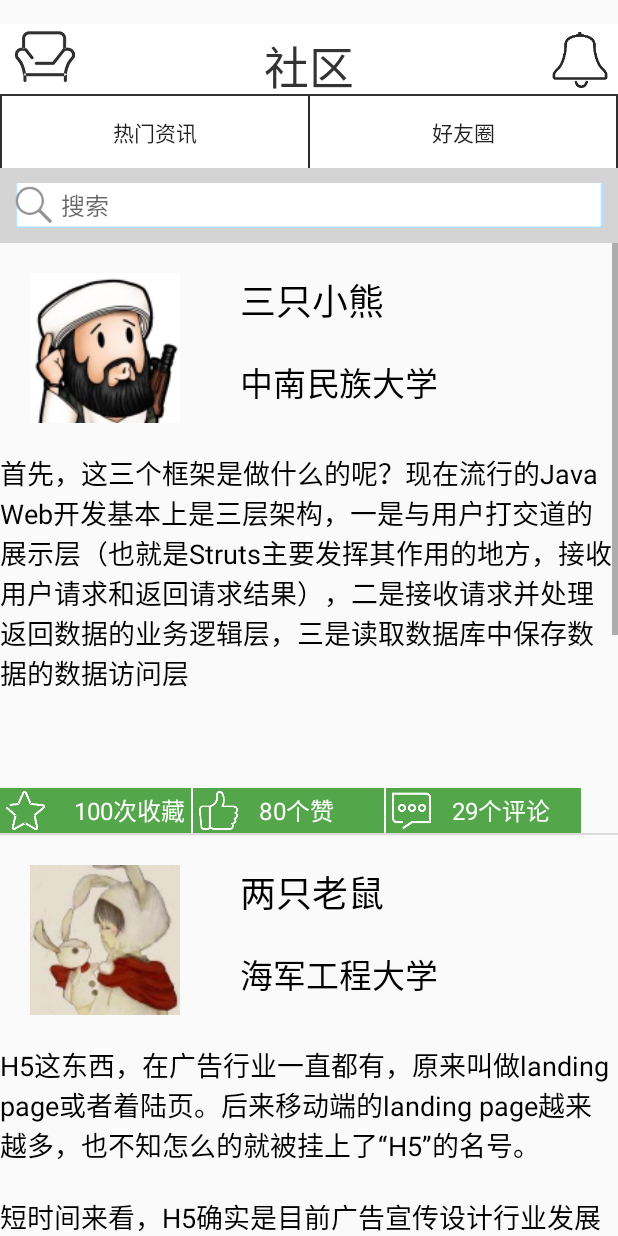
After one commit to yukeeflower/TeamWorld, an Android app: the ShequActivity screen opened directly, with no data from a screen before it, on a phone screen of 412 x 824 dp. The commit adds this screen. Run offline under Robolectric (Android 15) with nearby library versions, the phone set to English and light mode, and no system bars; network calls fail.

Commit message:
新增了社区界面和 更多的社区界面跳转功能，1

```diff
--- a/app/build.gradle
+++ b/app/build.gradle
@@ -27,4 +27,6 @@ dependencies {
     compile 'com.android.support:appcompat-v7:25.2.0'
     compile 'com.android.support:design:25.2.0'
     testCompile 'junit:junit:4.12'
+    compile 'com.mcxiaoke.volley:library:1.0.19'
+    compile 'com.google.code.gson:gson:2.6.2'
 }
--- a/app/src/main/java/com/example/piaoxuehua/teamworldapplication/HomeActivity.java
+++ b/app/src/main/java/com/example/piaoxuehua/teamworldapplication/HomeActivity.java
@@ -60,7 +60,9 @@ public class HomeActivity extends AppCompatActivity implements View.OnClickListe
 
                         @Override
                         public void onClick(View v) {
-                            Toast.makeText(HomeActivity.this, "论坛被点击啦", Toast.LENGTH_LONG).show();
+                            Intent intent =new Intent(HomeActivity.this,ShequActivity.class);
+                            startActivity(intent);
+                            pDialog.hide();
                         }
                     });
                     pDialog.setBiBtnClickListener(new View.OnClickListener() {
--- a/app/src/main/java/com/example/piaoxuehua/teamworldapplication/IndexActivity.java
+++ b/app/src/main/java/com/example/piaoxuehua/teamworldapplication/IndexActivity.java
@@ -12,7 +12,7 @@ public class IndexActivity extends AppCompatActivity {
         super.onCreate(savedInstanceState);
         setContentView(R.layout.activity_index);
         Handler x = new Handler();
-        x.postDelayed(new splashhandler(), 2000);
+        x.postDelayed(new splashhandler(), 5000);
     }
     class splashhandler implements Runnable{
         public void run() {
--- a/app/src/main/java/com/example/piaoxuehua/teamworldapplication/MyActivity.java
+++ b/app/src/main/java/com/example/piaoxuehua/teamworldapplication/MyActivity.java
@@ -20,9 +20,9 @@ public class MyActivity extends AppCompatActivity {
         setbutton.setOnClickListener(new View.OnClickListener() {
             @Override
             public void onClick(View v) {
-//                Intent intent=new Intent(MyActivity.this,My_shezhiActivity.class);
-//                startActivity(intent);
-                finish();
+                Intent intent=new Intent(MyActivity.this,My_shezhiActivity.class);
+                startActivity(intent);
+//                finish();
             }
         });
 
--- /dev/null
+++ b/app/src/main/java/com/example/piaoxuehua/teamworldapplication/ShequActivity.java
@@ -0,0 +1,87 @@
+package com.example.piaoxuehua.teamworldapplication;
+
+import android.support.v7.app.AppCompatActivity;
+import android.os.Bundle;
+import android.widget.ListView;
+import android.widget.SimpleAdapter;
+
+import java.util.ArrayList;
+import java.util.HashMap;
+import java.util.List;
+import java.util.Map;
+
+public class ShequActivity extends AppCompatActivity {
+    ListView listView;
+    int[] userimages = new int[]{
+            R.drawable.home_cell_logo_user1, R.drawable.home_cell_logo_user2, R.drawable.home_cell_logo_user3,
+            R.drawable.home_cell_logo_user4
+    };
+    String[] usernames = new String[]{
+            "三只小熊", "两只老鼠", "你好，笨笨",
+            "下个路口相遇"
+    };
+    String[] schoolnames = new String[]{
+            "中南民族大学", "海军工程大学", "武汉大学", "中国地质大学"
+    };
+    String[] contents = new String[]{
+                    "首先，这三个框架是做什么的呢？现在流行的Java Web开发基本上是三层架构，一是与用户打交道的展示层（也就是Struts主要发挥其作用的地方，接收用户请求和返回请求结果），二是接收请求并处理返回数据的业务逻辑层，三是读取数据库中保存数据的数据访问层\n" +
+                    "\n",
+
+                    "H5这东西，在广告行业一直都有，原来叫做landing page或者着陆页。后来移动端的landing page越来越多，也不知怎么的就被挂上了“H5”的名号。\n" +
+                    "\n" +
+                    "短时间来看，H5确实是目前广告宣传设计行业发展迅速的一块。广告行业向来是追着目标人群走的，当广告主的目标人群高度依赖手机，借着移动社交媒体在手机上推广各种设计精良、交互新颖的H5广告，也在正常不过了。\n" +
+                    "\n" ,
+
+
+                    "我来推荐一款协作工具，因为自己带过创业团队，后来也在创业公司实习过，用过很多工具。所以对协作工具比较熟悉，总的来说，我直接推荐Teambition。\n" +
+                    "\n" +
+                    "Teambition是朋友介绍给我的，我感觉Teambition很适合一个程序员出身的创业者后者产品经理，至于适合不适合其他的行业的，大家可以自行尝试以下。Teambition的设计界面简洁，满足了我的审美需求。\n" +
+                    "\n" ,
+
+            "As far as I'm concerned, 阅读好项目源代码，有几个前提条件要做好：\n" +
+                    "\n" +
+                    "1）. 知道该项目的用途，是干什么的\n" +
+                    "\n" +
+                    "2）. 了解该项目的架构，包含什么模块，各模块是干什么的\n" +
+                    "\n" +
+                    "3）. 英文水平最低限度：阅读无障碍（因为在阅读源码的时候，你需要看英文注释来辅助理解）\n" +
+                    "\n" +
+                    "如果以上三个条件做好了，阅读源码事半功倍。\n"
+
+
+    };
+    String[] shoucangs = new String[]{
+            "100", "220", "203", "214"
+    }; String[] zans = new String[]{
+            "80", "222", "143", "40"
+    }; String[] pingluns = new String[]{
+            "29", "82", "20", "55"
+    };
+    @Override
+    protected void onCreate(Bundle savedInstanceState) {
+        super.onCreate(savedInstanceState);
+        setContentView(R.layout.activity_shequ);
+        List<Map<String, Object>> list = new ArrayList<>();
+        for (int i = 0;i<userimages.length;i++) {
+            Map<String, Object> map = new HashMap<>();
+            map.put("userimage", userimages[i]);
+            map.put("username",usernames[i]);
+            map.put("schoolname", schoolnames[i]);
+            map.put("content",contents [i]);
+            map.put("shoucang", shoucangs[i]);
+            map.put("zan", zans[i]);
+            map.put("pinglun",pingluns[i]);
+            list.add(map);
+        }
+//        mTextView = (TextView) view.findViewById(R.id.txt_content);
+        //mTextView = (TextView)getActivity().findViewById(R.id.txt_content);
+//        mTextView.setText(context);
+        listView = (ListView)findViewById(R.id.shequ_listview);
+        SimpleAdapter simpleAdapter = new SimpleAdapter(this, list, R.layout.layout_shequ_cell, new String[]{"userimage", "username",
+                "schoolname", "content", "shoucang","zan","pinglun"},
+                new int[]{R.id.shequ_userimage, R.id.shequ_username, R.id.shequ_schoolname, R.id.shequ_project_content,
+                        R.id.shoucang_num,R.id.zan_num,R.id.pinglun_num});
+        simpleAdapter.notifyDataSetChanged();
+        listView.setAdapter(simpleAdapter);
+    }
+}
--- a/app/src/main/res/layout/activity_my.xml
+++ b/app/src/main/res/layout/activity_my.xml
@@ -20,7 +20,7 @@
         <TextView
             android:layout_width="match_parent"
             android:layout_height="match_parent"
-            android:text="我的"
+            android:text="我的信息"
             android:gravity="center"
             android:textSize="30dp"
             android:textColor="#3f3f3f"
--- /dev/null
+++ b/app/src/main/res/layout/activity_shequ.xml
@@ -0,0 +1,142 @@
+<?xml version="1.0" encoding="utf-8"?>
+<RelativeLayout xmlns:android="http://schemas.android.com/apk/res/android"
+    xmlns:tools="http://schemas.android.com/tools"
+    android:id="@+id/activity_shequ"
+    android:layout_width="match_parent"
+    android:layout_height="match_parent"
+    android:paddingTop="@dimen/activity_vertical_margin"
+    tools:context="com.example.piaoxuehua.teamworldapplication.ShequActivity">
+
+    <RelativeLayout
+              android:layout_width="match_parent"
+              android:layout_height="48dp"
+              android:id="@+id/tab_title"
+              android:background="#fff"
+              android:orientation="horizontal">
+
+              <TextView
+                  android:id="@+id/txt_top"
+                  android:layout_width="match_parent"
+                  android:layout_height="wrap_content"
+                  android:gravity="center"
+                  android:layout_marginTop="5dp"
+                  android:textSize="30dp"
+                  android:textColor="@color/text_gray"
+                  android:text= "社区" />
+              <ImageView
+                  android:id="@+id/shequ_home_button"
+                  android:layout_width="40dp"
+                  android:layout_height="wrap_content"
+                  android:layout_marginLeft="10dp"
+                  android:src="@drawable/tab_menu_home"
+                  />
+              <ImageView
+                  android:id="@+id/shequ_message_button"
+                  android:layout_width="40dp"
+                  android:layout_height="wrap_content"
+                  android:layout_alignParentRight="true"
+                  android:src="@drawable/home_icon_message"
+                  android:layout_marginRight="10dp"
+                  android:layout_margin="5dp"
+
+                  />
+              <View
+                  android:layout_width="match_parent"
+                  android:layout_height="2px"
+                  android:background="@color/text_gray"
+                  android:layout_alignParentBottom="true"/>
+          </RelativeLayout>
+
+
+          <LinearLayout
+              android:id="@+id/body_button"
+              android:layout_width="match_parent"
+              android:layout_height="wrap_content"
+              android:layout_below="@+id/tab_title"
+              android:background="@color/text_gray">
+              <ImageView
+                  android:layout_width="1dp"
+                  android:layout_height="match_parent" />
+              <Button
+                  android:layout_width="0dp"
+                  android:layout_height="match_parent"
+                  android:layout_weight="1"
+                  android:gravity="center"
+                  android:text="热门资讯"
+                  android:background="#fff"
+                  />
+              <ImageView
+                  android:layout_width="1dp"
+                  android:layout_height="match_parent" />
+              <Button
+                  android:layout_width="0dp"
+                  android:layout_height="match_parent"
+                  android:layout_weight="1"
+                  android:gravity="center"
+                  android:text="好友圈"
+                  android:background="#fff"/>
+              <ImageView
+                  android:layout_width="1dp"
+                  android:layout_height="match_parent" />
+
+          </LinearLayout>
+          <ImageView
+              android:layout_width="match_parent"
+              android:layout_height="1dp"
+              android:layout_below="@+id/body_button"
+              android:background="@color/text_gray"
+              />
+
+
+          <LinearLayout
+              android:id="@+id/label_search"
+              android:background="#D4D4D4"
+              android:layout_width="match_parent"
+              android:layout_height="wrap_content"
+              android:orientation="horizontal"
+              android:layout_below="@+id/body_button"
+              >
+
+              <FrameLayout
+
+                  android:layout_weight="1"
+                  android:layout_width="0dp"
+                  android:layout_height="wrap_content">
+
+                  <EditText
+                      android:id="@+id/search_et_input"
+                      android:layout_gravity="center_vertical"
+                      android:layout_margin="10dp"
+                      android:drawableLeft="@drawable/direct_search"
+                      android:drawablePadding="5dp"
+                      android:layout_width="match_parent"
+                      android:layout_height="30dp"
+                      android:background="@drawable/direct_search_shape"
+                      android:textSize="16sp"
+                      android:imeOptions="actionSearch"
+                      android:inputType="text"
+                      android:hint="搜索"
+                      />
+                  <ImageView
+                      android:visibility="gone"
+                      android:layout_marginRight="20dp"
+                      android:src="@drawable/direct_search_clear_normal"
+                      android:id="@+id/search_iv_delete"
+                      android:layout_gravity="right|center_vertical"
+                      android:layout_width="wrap_content"
+                      android:layout_height="wrap_content"/>
+              </FrameLayout>
+          </LinearLayout>
+
+
+          <ListView
+              android:id="@+id/shequ_listview"
+              android:layout_width="match_parent"
+              android:layout_height="wrap_content"
+              android:layout_below="@+id/label_search"
+              >
+
+          </ListView>
+
+
+</RelativeLayout>
--- a/app/src/main/res/layout/fifth_fragment.xml
+++ b/app/src/main/res/layout/fifth_fragment.xml
@@ -19,7 +19,7 @@
             android:layout_marginTop="5dp"
             android:textSize="30dp"
             android:textColor="@color/text_gray"
-            android:text= "我的社区" />
+            android:text= "我的收藏" />
         <ImageView
             android:id="@+id/xuanshang_home_button"
             android:layout_width="40dp"
--- /dev/null
+++ b/app/src/main/res/layout/layout_shequ_cell.xml
@@ -0,0 +1,150 @@
+<?xml version="1.0" encoding="utf-8"?>
+<RelativeLayout xmlns:android="http://schemas.android.com/apk/res/android"
+    android:layout_width="match_parent"
+    android:layout_height="match_parent">
+
+
+    <ImageView
+        android:id="@+id/shequ_userimage"
+        android:layout_width="100dp"
+        android:layout_height="100dp"
+        android:layout_margin="20dp"
+        />
+
+    <TextView
+        android:id="@+id/shequ_username"
+        android:layout_width="wrap_content"
+        android:layout_height="wrap_content"
+        android:text="用户名"
+        android:textSize="24dp"
+        android:textColor="#000"
+        android:layout_toRightOf="@+id/shequ_userimage"
+        android:layout_margin="20dp"
+        />
+    <TextView
+        android:id="@+id/shequ_schoolname"
+        android:layout_width="wrap_content"
+        android:layout_height="wrap_content"
+        android:text="学校名称"
+        android:textColor="#000"
+        android:textSize="22dp"
+        android:layout_below="@+id/shequ_username"
+        android:layout_alignLeft="@+id/shequ_username"
+        />
+
+    <TextView
+        android:id="@+id/shequ_project_content"
+        android:layout_width="wrap_content"
+        android:layout_height="wrap_content"
+        android:layout_below="@+id/shequ_userimage"
+        android:text="内容"
+        android:textColor="#000"
+        android:textSize="18dp"
+        />
+
+    <LinearLayout
+        android:layout_width="match_parent"
+        android:layout_height="wrap_content"
+        android:layout_below="@+id/shequ_project_content"
+        android:layout_marginTop="20dp"
+        >
+        <RelativeLayout
+            android:layout_width="127dp"
+            android:layout_height="30dp"
+            android:background="@color/text_blue"
+            android:layout_marginRight="1dp">
+            <ImageView
+                android:id="@+id/shoucang"
+                android:layout_width="30dp"
+                android:layout_height="30dp"
+                android:layout_margin="2dp"
+                android:layout_marginLeft="40dp"
+                android:src="@drawable/home_cell_favorite"/>
+            <TextView
+                android:id="@+id/shoucang_num"
+                android:layout_width="wrap_content"
+                android:layout_height="wrap_content"
+                android:layout_toRightOf="@+id/shoucang"
+                android:layout_marginLeft="15dp"
+                android:layout_centerVertical="true"
+                android:text="000"
+                android:textSize="16sp"
+                android:textColor="#fff"
+                />
+            <TextView
+                android:layout_width="wrap_content"
+                android:layout_height="wrap_content"
+                android:layout_toRightOf="@id/shoucang_num"
+                android:layout_centerVertical="true"
+                android:text="次收藏"
+                android:textSize="16sp"
+                android:textColor="#fff"/>
+        </RelativeLayout>
+        <RelativeLayout
+            android:layout_width="127dp"
+            android:layout_height="30dp"
+            android:background="@color/text_blue"
+            android:layout_marginRight="1dp"
+            >
+            <ImageView
+                android:id="@+id/zan"
+                android:layout_width="30dp"
+                android:layout_height="30dp"
+                android:layout_margin="2dp"
+                android:layout_marginLeft="3dp"
+                android:src="@drawable/shequ_icon_zan"/>
+            <TextView
+                android:id="@+id/zan_num"
+                android:layout_width="wrap_content"
+                android:layout_height="wrap_content"
+                android:text="000"
+                android:textColor="#fff"
+                android:textSize="16sp"
+                android:layout_centerVertical="true"
+                android:layout_toRightOf="@+id/zan"
+                android:layout_marginLeft="10dp"
+
+                />
+            <TextView
+                android:layout_width="wrap_content"
+                android:layout_height="wrap_content"
+                android:layout_toRightOf="@id/zan_num"
+                android:layout_centerVertical="true"
+                android:text="个赞"
+                android:textSize="16sp"
+                android:textColor="#fff"/>
+        </RelativeLayout>
+        <RelativeLayout
+            android:layout_width="130dp"
+            android:layout_height="30dp"
+            android:background="@color/text_blue">
+            <ImageView
+                android:id="@+id/pinglun"
+                android:layout_width="30dp"
+                android:layout_height="30dp"
+                android:layout_margin="2dp"
+                android:layout_marginLeft="3dp"
+                android:src="@drawable/home_cell_comments"/>
+            <TextView
+                android:id="@+id/pinglun_num"
+                android:layout_width="wrap_content"
+                android:layout_height="wrap_content"
+                android:text="000"
+                android:textSize="16sp"
+                android:textColor="#fff"
+                android:layout_toRightOf="@+id/pinglun"
+                android:layout_marginLeft="10dp"
+                android:layout_centerVertical="true"
+                />
+            <TextView
+                android:layout_width="wrap_content"
+                android:layout_height="wrap_content"
+                android:layout_toRightOf="@id/pinglun_num"
+                android:layout_centerVertical="true"
+                android:text="个评论"
+                android:textSize="16sp"
+                android:textColor="#fff"/>
+        </RelativeLayout>
+
+    </LinearLayout>
+    </RelativeLayout>
```
Also changed, not shown: app/src/main/AndroidManifest.xml (+6 -3 lines), app/src/main/res/drawable-xxhdpi/shequ_icon_zan.png (added).
